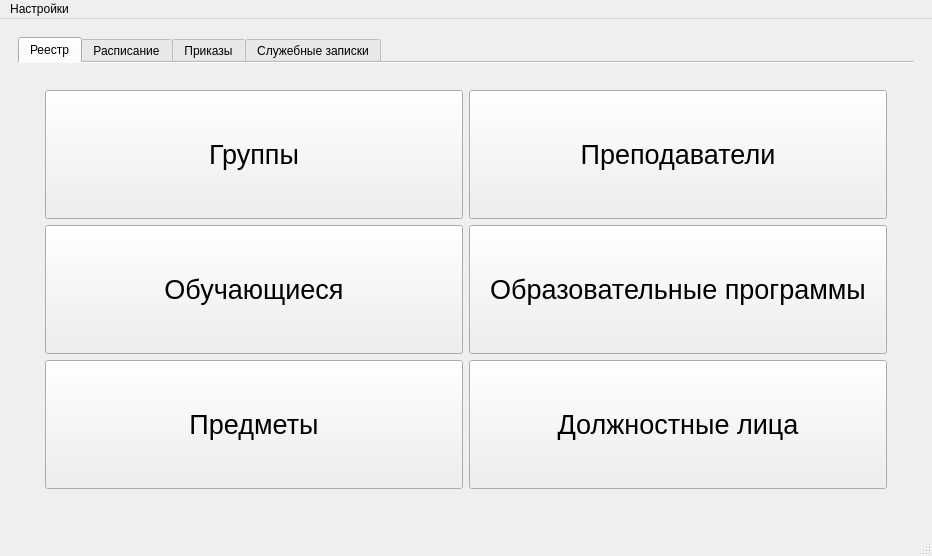
The window that interface/ui.ui (Djokey/ARM_s_CPUI) describes before a commit, drawn with Qt 5.
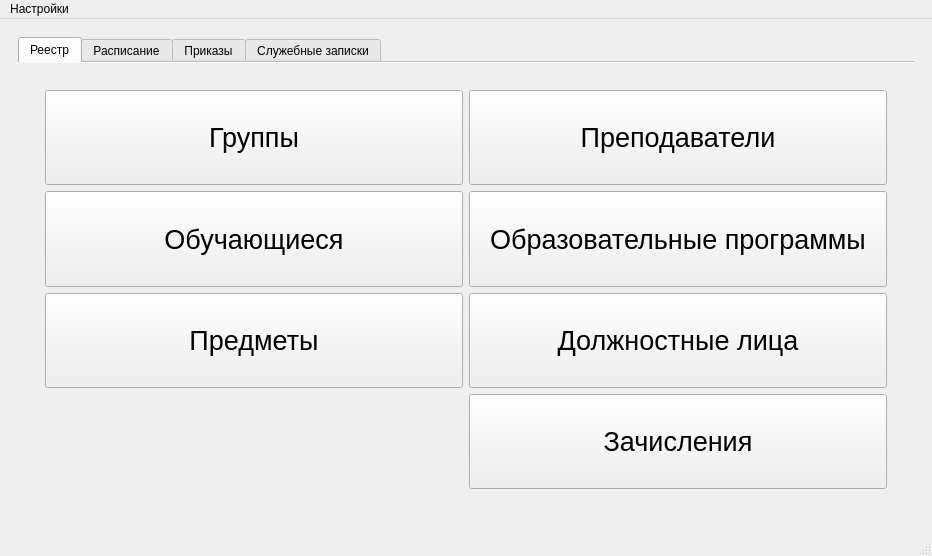
The same window after the commit. Icons and pictures are not drawn.

Commit message: 0.0.4.0 Enrollment update Отказ от Qt Designer в связи с его неработоспособностью

Diff of the .ui file:
```diff
--- a/interface/ui.ui
+++ b/interface/ui.ui
@@ -190,6 +190,25 @@
                    </property>
                   </widget>
                  </item>
+                 <item row="3" column="2">
+                  <widget class="QPushButton" name="pushButton_enrollment_roster">
+                   <property name="sizePolicy">
+                    <sizepolicy hsizetype="Expanding" vsizetype="Expanding">
+                     <horstretch>0</horstretch>
+                     <verstretch>0</verstretch>
+                    </sizepolicy>
+                   </property>
+                   <property name="font">
+                    <font>
+                     <family>MS Shell Dlg 2</family>
+                     <pointsize>20</pointsize>
+                    </font>
+                   </property>
+                   <property name="text">
+                    <string>Зачисления</string>
+                   </property>
+                  </widget>
+                 </item>
                 </layout>
                </widget>
               </item>
```
Left out of the diff: 82 changed lines with no effect on the pictures. The commit also changes 11 other files.
